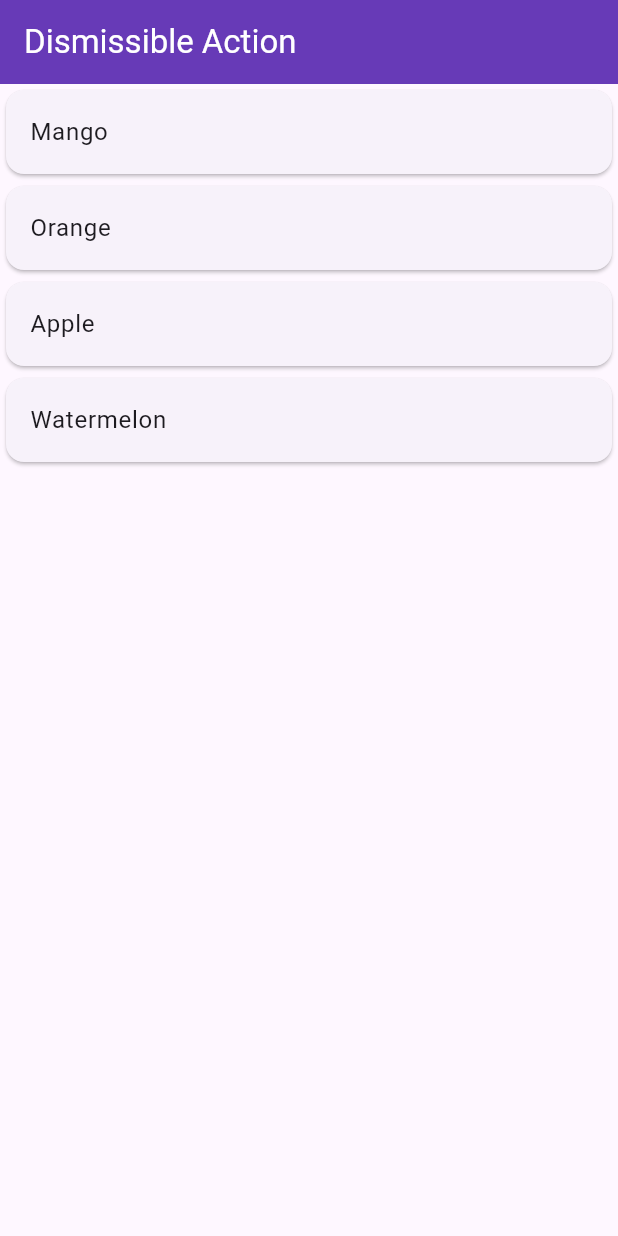
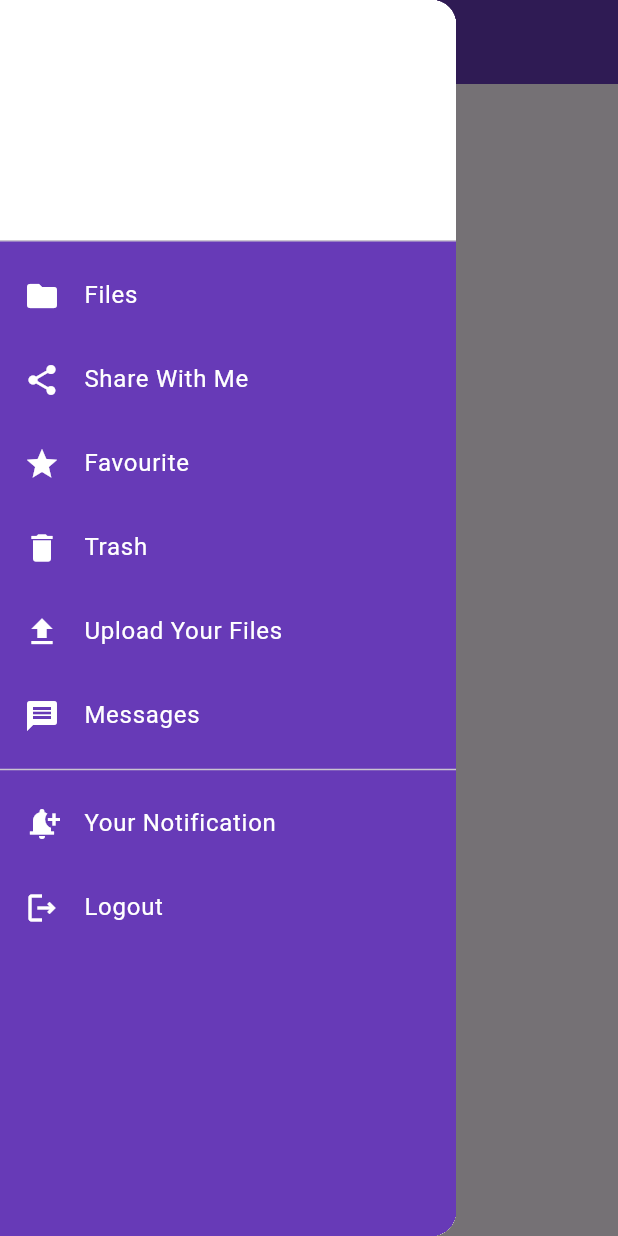
Before and after one commit to Zahed75/test_app, a Flutter app: the screen it shows after launch, with the side drawer open (before the commit the screen has no drawer), on a phone screen of 412 x 824 dp. Run offline on Flutter 3.47's test engine with Material 3 defaults, Android fonts, the light colour scheme and no system bars.

Commit message:
Drawer added

```diff
--- a/lib/main.dart
+++ b/lib/main.dart
@@ -1,6 +1,7 @@
 import 'package:flutter/material.dart';
 import 'package:test_app/widgets/button.dart';
 import 'package:test_app/widgets/dismissible.dart';
+import 'package:test_app/widgets/drawer.dart';
 import 'package:test_app/widgets/list_grid.dart';
 import 'package:test_app/widgets/row_cols.dart';
 import 'package:test_app/widgets/snackbar.dart';
@@ -23,7 +24,7 @@ class MyApp extends StatelessWidget {
         ),
       ),
 
-      home: DismissibleWidget(),
+      home: DrawerWidget(),
     );
   }
 }
--- /dev/null
+++ b/lib/widgets/drawer.dart
@@ -0,0 +1,72 @@
+import 'package:flutter/material.dart';
+
+class DrawerWidget extends StatelessWidget {
+  const DrawerWidget({super.key});
+
+  @override
+  Widget build(BuildContext context) {
+    return Scaffold(
+      drawer: Drawer(
+        child: Container(
+          color: Theme.of(context).primaryColor,
+          child: ListView(
+            children: [
+              DrawerHeader(
+                padding: EdgeInsets.zero,
+                child: Container(
+                  color: Colors.white,
+                  padding: EdgeInsets.all(20),
+                  child: Row(children: []),
+                ),
+              ),
+              ListTile(
+                leading: Icon(Icons.folder, color: Colors.white),
+                title: Text('Files', style: TextStyle(color: Colors.white)),
+              ),
+              ListTile(
+                leading: Icon(Icons.share, color: Colors.white),
+                title: Text(
+                  'Share With Me',
+                  style: TextStyle(color: Colors.white),
+                ),
+              ),
+              ListTile(
+                leading: Icon(Icons.star, color: Colors.white),
+                title: Text('Favourite', style: TextStyle(color: Colors.white)),
+              ),
+              ListTile(
+                leading: Icon(Icons.delete, color: Colors.white),
+                title: Text('Trash', style: TextStyle(color: Colors.white)),
+              ),
+              ListTile(
+                leading: Icon(Icons.upload, color: Colors.white),
+                title: Text(
+                  'Upload Your Files',
+                  style: TextStyle(color: Colors.white),
+                ),
+              ),
+              ListTile(
+                leading: Icon(Icons.message, color: Colors.white),
+                title: Text('Messages', style: TextStyle(color: Colors.white)),
+              ),
+              Divider(),
+              ListTile(
+                leading: Icon(Icons.notification_add, color: Colors.white),
+                title: Text(
+                  'Your Notification',
+                  style: TextStyle(color: Colors.white),
+                ),
+              ),
+              ListTile(
+                leading: Icon(Icons.logout_outlined, color: Colors.white),
+                title: Text('Logout', style: TextStyle(color: Colors.white)),
+              ),
+            ],
+          ),
+        ),
+      ),
+      appBar: AppBar(title: Text('Drawer')),
+      body: Container(child: Center(child: Text('Hello'))),
+    );
+  }
+}
```
